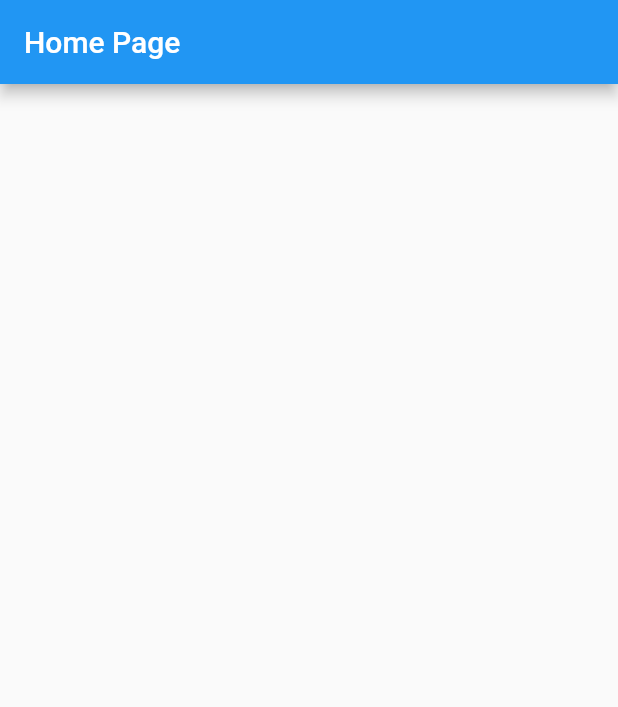
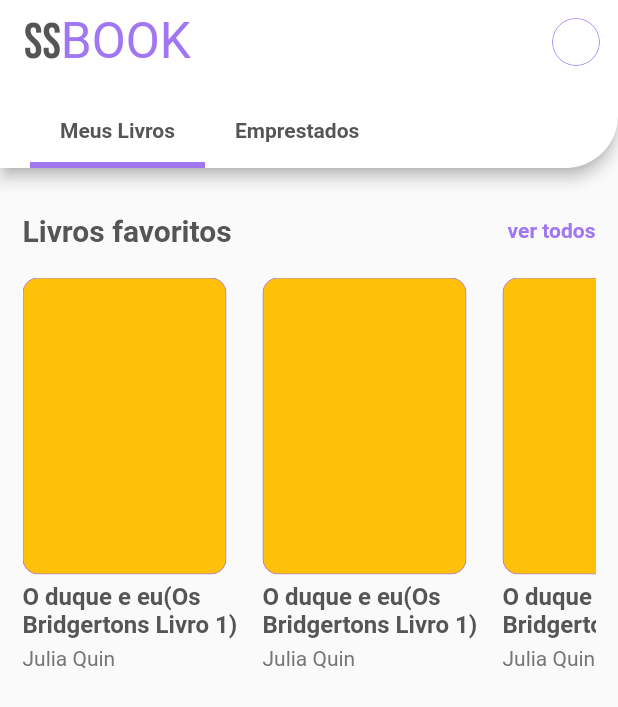
Before and after one commit to Robertrodrigues000/pai-de-pet, a Flutter app: the screen it shows after launch, on a phone screen of 412 x 824 dp. Shown: the top 707 px of the screen. Run offline on Flutter 3.47's test engine with Material 2 defaults, Android fonts, the phone set to English and light mode, and no system bars; our stand-ins replace equatable, flutter_modular, google_fonts; network calls fail.

Commit message:
feat: create favoriteSection

```diff
--- a/lib/core/app_widget.dart
+++ b/lib/core/app_widget.dart
@@ -12,7 +12,8 @@ class AppWidget extends StatelessWidget {
       module: AppModule(),
       child: MaterialApp.router(
         title: 'Template App',
-        theme: ThemeData(primarySwatch: Colors.blue),
+        debugShowCheckedModeBanner: false,
+        theme: ThemeData(),
         routeInformationParser: Modular.routeInformationParser,
         routerDelegate: Modular.routerDelegate,
       ),
--- a/lib/core/theme/app_text.dart
+++ b/lib/core/theme/app_text.dart
@@ -49,6 +49,8 @@ class AppText extends StatelessWidget {
     return Text(
       text,
       style: style,
+      maxLines: 2,
+      overflow: TextOverflow.ellipsis,
     );
   }
 }
--- /dev/null
+++ b/lib/presenter/widgets/favorite_book_card.dart
@@ -0,0 +1,43 @@
+import 'package:flutter/material.dart';
+import 'package:rickandmorty/core/theme/app_text.dart';
+
+import '../../core/theme/app_color.dart';
+
+class FavoriteBookCard extends StatelessWidget {
+  const FavoriteBookCard({
+    Key? key,
+  }) : super(key: key);
+
+  @override
+  Widget build(BuildContext context) {
+    return Container(
+      width: 160,
+      child: Column(
+        mainAxisAlignment: MainAxisAlignment.spaceBetween,
+        crossAxisAlignment: CrossAxisAlignment.start,
+        children: [
+          ClipRRect(
+            borderRadius: BorderRadius.circular(10),
+            child: Container(
+              width: 136,
+              height: 198,
+              decoration: BoxDecoration(
+                  borderRadius: BorderRadius.circular(10),
+                  border: const Border.fromBorderSide(
+                    BorderSide(
+                      color: AppColors.secondary,
+                      width: 0.6,
+                    ),
+                  ),
+                  color: Colors.amber
+                  // image: char.image
+                  ),
+            ),
+          ),
+          AppText.cadTitle('O duque e eu(Os Bridgertons Livro 1)'),
+          AppText.subtitle('Julia Quin'),
+        ],
+      ),
+    );
+  }
+}
--- /dev/null
+++ b/lib/presenter/widgets/favorite_section_widget.dart
@@ -0,0 +1,45 @@
+
+import 'package:flutter/material.dart';
+
+import '../../core/theme/app_text.dart';
+import 'favorite_book_card.dart';
+
+class FavoriteSection extends StatelessWidget {
+  const FavoriteSection({
+    Key? key,
+  }) : super(key: key);
+
+  @override
+  Widget build(BuildContext context) {
+    return Column(
+      children: [
+        Padding(
+          padding: const EdgeInsets.only(top: 30, bottom: 20),
+          child: Row(
+            mainAxisAlignment: MainAxisAlignment.spaceBetween,
+            children: [
+              AppText.sessionTitle('Livros favoritos'),
+              InkWell(
+                child: AppText.seeMore('ver todos'),
+              ),
+            ],
+          ),
+        ),
+        SizedBox(
+          height: 262,
+          child: ListView(
+            // This next line does the trick.
+            scrollDirection: Axis.horizontal,
+            children: const <Widget>[
+              FavoriteBookCard(),
+              FavoriteBookCard(),
+              FavoriteBookCard(),
+              FavoriteBookCard(),
+              FavoriteBookCard(),
+            ],
+          ),
+        ),
+      ],
+    );
+  }
+}
--- /dev/null
+++ b/lib/presenter/widgets/tab_title_widget.dart
@@ -0,0 +1,30 @@
+import 'package:flutter/material.dart';
+import 'package:google_fonts/google_fonts.dart';
+
+import '../../core/theme/app_color.dart';
+
+class TabTitleWidget extends StatelessWidget {
+  const TabTitleWidget({
+    Key? key,
+  }) : super(key: key);
+
+  @override
+  Widget build(BuildContext context) {
+    return RichText(
+      text: TextSpan(
+        style: GoogleFonts.bebasNeue(
+          fontWeight: FontWeight.w400,
+          fontSize: 33,
+          color: AppColors.primary,
+        ),
+        children: const [
+          TextSpan(text: 'SS'),
+          TextSpan(
+            text: 'BOOK',
+            style: TextStyle(color: AppColors.secondary),
+          ),
+        ],
+      ),
+    );
+  }
+}
```
Also changed, not shown: lib/presenter/pages/home/home_page.dart (+71 -20 lines).
